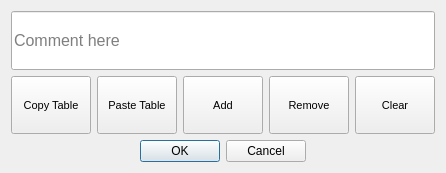
This is ui_templates/cdf_edit.ui in o-murphy/archer_ballistics_constructor as Qt 5 draws it before an edit. The edited form follows.
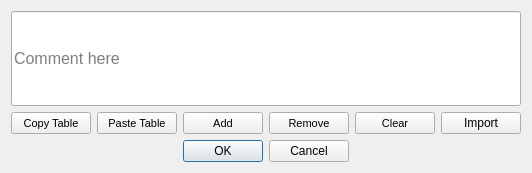
This is the edited form.

What changed in the file:
```diff
--- a/ui_templates/cdf_edit.ui
+++ b/ui_templates/cdf_edit.ui
@@ -6,7 +6,7 @@
    <rect>
     <x>0</x>
     <y>0</y>
-    <width>417</width>
+    <width>498</width>
     <height>173</height>
    </rect>
   </property>
@@ -134,7 +134,14 @@
      </property>
     </widget>
    </item>
-   <item row="0" column="0" colspan="5">
+   <item row="1" column="5">
+    <widget class="QPushButton" name="importTable">
+     <property name="text">
+      <string>Import</string>
+     </property>
+    </widget>
+   </item>
+   <item row="0" column="0" colspan="6">
     <widget class="QLineEdit" name="lineEdit">
      <property name="sizePolicy">
       <sizepolicy hsizetype="Expanding" vsizetype="Preferred">
@@ -155,7 +162,7 @@
      </property>
     </widget>
    </item>
-   <item row="2" column="0" colspan="5">
+   <item row="2" column="0" colspan="6">
     <widget class="QDialogButtonBox" name="buttonBox">
      <property name="orientation">
       <enum>Qt::Horizontal</enum>
```
